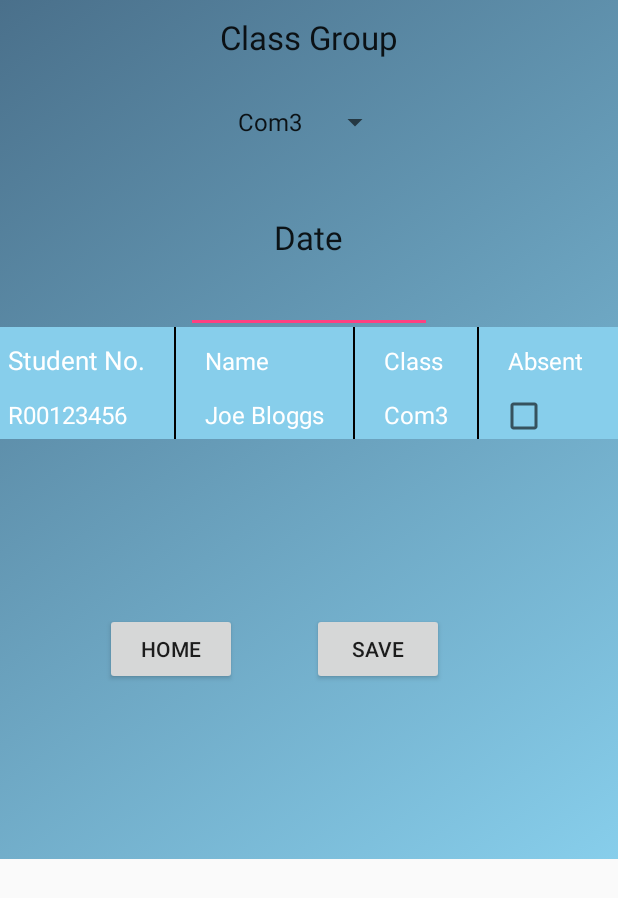
After one commit to Sherkdavid/AttendanceApp, an Android app: the layout activity_take_attendance.xml on its own in the app's theme, with its tools: preview values and no code run, on a phone screen of 412 x 824 dp. The commit adds this screen. Shown: the top 898 px of the screen. Run offline under Robolectric (Android 15) with nearby library versions, the phone set to English and light mode, and no system bars.

Commit message:
Add files via upload

```diff
--- /dev/null
+++ b/android/src/main/res/layout/activity_take_attendance.xml
@@ -0,0 +1,212 @@
+<?xml version="1.0" encoding="utf-8"?>
+<TableLayout
+    android:id="@+id/table"
+    android:layout_width="match_parent"
+    android:layout_height="wrap_content"
+    android:orientation="horizontal"
+    android:stretchColumns="*"
+    android:background="@drawable/app_background"
+    xmlns:android="http://schemas.android.com/apk/res/android">
+
+    <LinearLayout
+        android:orientation="vertical"
+        android:layout_width="match_parent"
+        android:layout_height="218dp"
+        android:weightSum="1">
+
+        <TextView
+            android:layout_width="wrap_content"
+            android:layout_height="wrap_content"
+            android:textAppearance="?android:attr/textAppearanceLarge"
+            android:text="Class Group"
+            android:id="@+id/classGrouptxt"
+            android:layout_gravity="center_horizontal"
+            android:layout_marginTop="10dp" />
+
+        <Spinner
+            android:layout_width="110dp"
+            android:layout_height="44dp"
+            android:id="@+id/classGroup"
+            android:layout_gravity="center_horizontal"
+            android:spinnerMode="dropdown"
+            android:entries="@array/classGroup_arrays"
+            android:prompt="@string/classGroup_prompt"
+            android:layout_marginTop="20dp" />
+
+        <TextView
+            android:layout_width="wrap_content"
+            android:layout_height="wrap_content"
+            android:textAppearance="?android:attr/textAppearanceLarge"
+            android:text="Date"
+            android:id="@+id/date"
+            android:layout_gravity="center_horizontal"
+            android:layout_marginTop="40dp" />
+
+        <EditText
+            android:layout_width="164dp"
+            android:layout_height="wrap_content"
+            android:inputType="date"
+            android:ems="10"
+            android:id="@+id/editText"
+            android:layout_gravity="center_horizontal"
+            android:layout_marginTop="10dp"
+            android:layout_weight="0.63" />
+
+    </LinearLayout>
+
+    <TableRow
+        android:id="@+id/tableRow1"
+        android:layout_width="fill_parent"
+        android:layout_height="match_parent"
+        android:background="#87ceeb" >
+
+        <TextView
+            android:id="@+id/textView11"
+            android:paddingBottom="10dp"
+            android:paddingLeft="5dp"
+            android:paddingRight="5dp"
+            android:paddingTop="10dp"
+            android:text="@string/studentNum"
+            android:textColor="#FFFFFF"
+            android:layout_height="fill_parent"
+            android:textSize="17dp"
+            android:layout_width="wrap_content" />
+
+        <LinearLayout
+            android:layout_width="1dp"
+            android:layout_height="match_parent" >
+
+            <View style="@style/Divider" />
+        </LinearLayout>
+
+        <TextView
+            android:id="@+id/textView12"
+            android:paddingBottom="10dp"
+            android:paddingLeft="5dp"
+            android:paddingRight="5dp"
+            android:paddingTop="10dp"
+            android:text="@string/name"
+            android:textColor="#FFFFFF"
+            android:textSize="16sp" />
+
+        <LinearLayout
+            android:layout_width="1dp"
+            android:layout_height="match_parent" >
+
+            <View style="@style/Divider" />
+        </LinearLayout>
+
+        <TextView
+            android:id="@+id/textView13"
+            android:paddingBottom="10dp"
+            android:paddingLeft="5dp"
+            android:paddingRight="5dp"
+            android:paddingTop="10dp"
+            android:text="@string/Class"
+            android:textColor="#FFFFFF"
+            android:textSize="16sp" />
+
+
+
+        <LinearLayout
+            android:layout_width="1dp"
+            android:layout_height="match_parent" >
+
+            <View style="@style/Divider" />
+        </LinearLayout>
+
+        <TextView
+            android:id="@+id/textView14"
+            android:paddingBottom="10dp"
+            android:paddingLeft="5dp"
+            android:paddingRight="5dp"
+            android:paddingTop="10dp"
+            android:text="@string/absent"
+            android:textColor="#FFFFFF"
+            android:textSize="16sp" />
+    </TableRow>
+
+    <!-- display this button in 3rd column via layout_column(zero based) -->
+
+    <TableRow
+        android:id="@+id/tableRow2"
+        android:layout_width="match_parent"
+        android:layout_height="match_parent"
+        android:background="#87ceeb" >
+
+        <TextView
+            android:id="@+id/textView21"
+            android:padding="5dp"
+            android:text="R00123456"
+            android:textColor="#FFFFFF"
+            android:textSize="16sp" />
+
+        <LinearLayout
+            android:layout_width="1dp"
+            android:layout_height="match_parent" >
+
+            <View style="@style/Divider" />
+        </LinearLayout>
+
+        <TextView
+            android:id="@+id/textView22"
+            android:padding="5dp"
+            android:text="Joe Bloggs"
+            android:textColor="#FFFFFF"
+            android:textSize="16sp" />
+
+        <LinearLayout
+            android:layout_width="1dp"
+            android:layout_height="match_parent" >
+
+            <View style="@style/Divider" />
+        </LinearLayout>
+
+        <TextView
+            android:id="@+id/textView23"
+            android:padding="5dp"
+            android:text="Com3"
+            android:textColor="#FFFFFF"
+            android:textSize="16sp" />
+
+        <LinearLayout
+            android:layout_width="1dp"
+            android:layout_height="match_parent" >
+
+            <View style="@style/Divider" />
+        </LinearLayout>
+
+        <CheckBox
+            android:layout_width="wrap_content"
+            android:layout_height="wrap_content"
+            android:id="@+id/checkBox"
+            android:layout_column="6"
+            android:checked="false" />
+
+
+    </TableRow>
+
+    <LinearLayout
+        android:orientation="horizontal"
+        android:layout_width="match_parent"
+        android:layout_height="280dp">
+
+        <Button
+            android:layout_width="wrap_content"
+            android:layout_height="wrap_content"
+            android:text="Home"
+            android:id="@+id/homebtn"
+            android:layout_gravity="center_vertical"
+            android:layout_marginTop="0dp"
+            android:layout_marginLeft="70dp" />
+
+        <Button
+            android:layout_width="wrap_content"
+            android:layout_height="wrap_content"
+            android:text="Save"
+            android:id="@+id/savebtn"
+            android:layout_gravity="center_vertical"
+            android:layout_marginLeft="50dp" />
+    </LinearLayout>
+
+</TableLayout>
--- /dev/null
+++ b/android/src/main/res/menu/menu_main.xml
@@ -0,0 +1,6 @@
+<menu xmlns:android="http://schemas.android.com/apk/res/android"
+    xmlns:app="http://schemas.android.com/apk/res-auto"
+    xmlns:tools="http://schemas.android.com/tools" tools:context=".MainActivity">
+    <item android:id="@+id/action_settings" android:title="@string/action_settings"
+        android:orderInCategory="100" app:showAsAction="never" />
+</menu>
--- a/android/src/main/res/values/dimens.xml
+++ b/android/src/main/res/values/dimens.xml
@@ -2,4 +2,5 @@
     <!-- Default screen margins, per the Android Design guidelines. -->
     <dimen name="activity_horizontal_margin">16dp</dimen>
     <dimen name="activity_vertical_margin">16dp</dimen>
+    <dimen name="fab_margin">16dp</dimen>
 </resources>
--- a/android/src/main/res/values/strings.xml
+++ b/android/src/main/res/values/strings.xml
@@ -1,3 +1,15 @@
 <resources>
-    <string name="app_name">Attendance Tracker</string>
+    <string name="app_name">Attendance App</string>
+    <string name="action_settings">Settings</string>
+    <string name="title_activity_take_attendance">TakeAttendance</string>
+    <string name="date">Date</string>
+    <string name="studentNum">Student No.</string>
+    <string name="name">Name</string>
+    <string name="Class">Class</string>
+    <string name="absent">Absent</string>
+    <string name="classGroup_prompt">Class Group</string>
+    <string-array name="classGroup_arrays">
+        <item>Com3</item>
+    </string-array>
+    <string name="title_activity_review_attendance">ReviewAttendance</string>
 </resources>
--- a/android/src/main/res/values/styles.xml
+++ b/android/src/main/res/values/styles.xml
@@ -1,11 +1,28 @@
 <resources>
 
     <!-- Base application theme. -->
-    <style name="AppTheme" parent="Theme.AppCompat.Light.NoActionBar">
+    <style name="AppTheme" parent="Theme.AppCompat.Light.DarkActionBar">
         <!-- Customize your theme here. -->
         <item name="colorPrimary">@color/colorPrimary</item>
         <item name="colorPrimaryDark">@color/colorPrimaryDark</item>
         <item name="colorAccent">@color/colorAccent</item>
     </style>
+    <style name="AppTheme.NoActionBar">
+        <item name="windowActionBar">false</item>
+        <item name="windowNoTitle">true</item>
+    </style>
+    <style name="AppTheme.AppBarOverlay" parent="ThemeOverlay.AppCompat.Dark.ActionBar" />
+    <style name="AppTheme.PopupOverlay" parent="ThemeOverlay.AppCompat.Light" />
+
+    <style name="Divider">
+        <item name="android:layout_width">1dip</item>
+        <item name="android:layout_height">match_parent</item>
+        <item name="android:background">#000</item>
+    </style>
+
+    <style name="Divider_invisible">
+        <item name="android:layout_width">1dip</item>
+        <item name="android:layout_height">match_parent</item>
+    </style>
 
 </resources>
```
Also changed, not shown: android/src/main/res/layout/activity_review_attendance.xml (added, +167 -0 lines), android/src/main/res/values-v21/styles.xml (added, +8 -0 lines), android/src/main/res/layout/activity_main.xml (line endings or trailing spaces), android/src/main/res/values-w820dp/dimens.xml (line endings or trailing spaces), android/src/main/res/values/colors.xml (line endings or trailing spaces).
